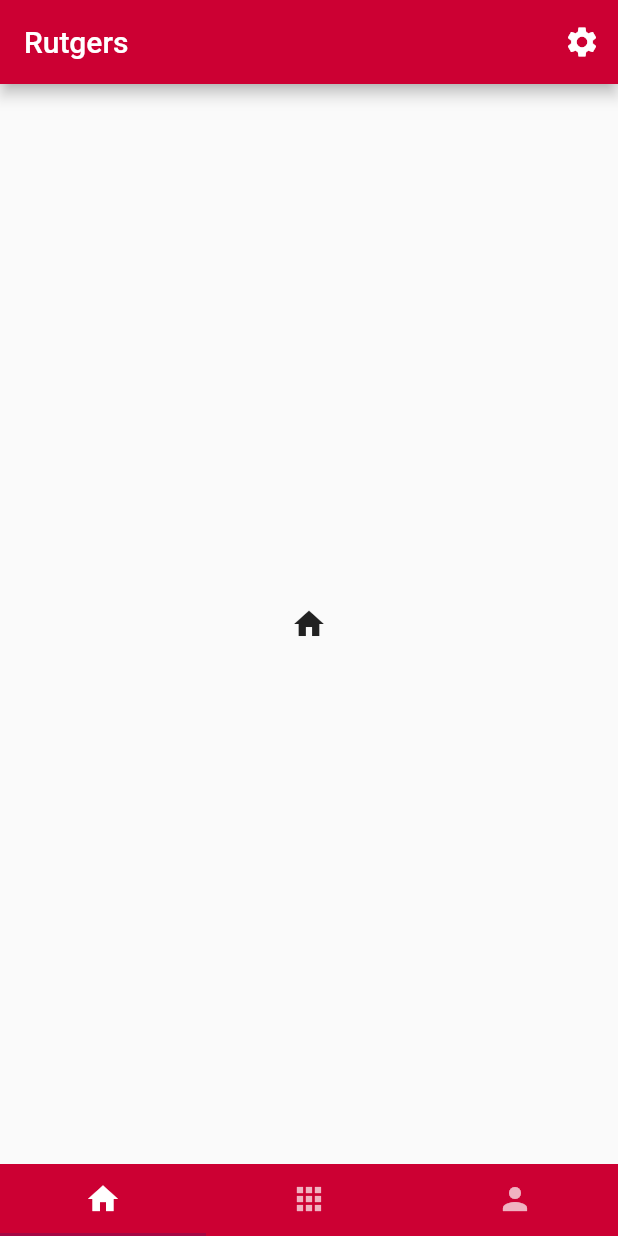
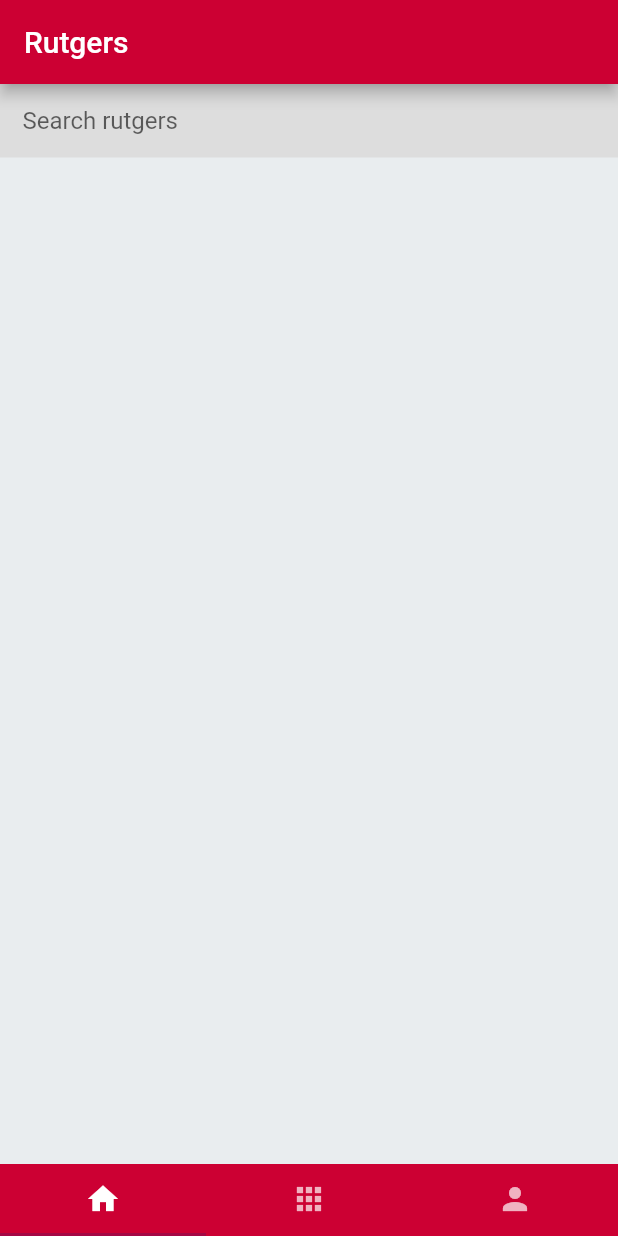
Before and after one commit to colinfwalsh/rutgers_flutter, a Flutter app: the screen it shows after launch, on a phone screen of 412 x 824 dp. Run offline on Flutter 3.47's test engine with Material 2 defaults, Android fonts, the phone set to English and light mode, and no system bars; missing offline and left inert: flutter_webview_plugin.

Commit message:
restructured navigation

```diff
--- a/lib/main.dart
+++ b/lib/main.dart
@@ -1,28 +1,13 @@
 import 'package:flutter/material.dart';
-import './screens/dashboard.dart';
+import './navigation.dart';
+import './theme.dart';
 
 void main() => runApp(MyApp());
-
-Map<int, Color> color =
-{
-50:Color.fromRGBO(136,14,79, .1),
-100:Color.fromRGBO(136,14,79, .2),
-200:Color.fromRGBO(136,14,79, .3),
-300:Color.fromRGBO(136,14,79, .4),
-400:Color.fromRGBO(136,14,79, .5),
-500:Color.fromRGBO(136,14,79, .6),
-600:Color.fromRGBO(136,14,79, .7),
-700:Color.fromRGBO(136,14,79, .8),
-800:Color.fromRGBO(136,14,79, .9),
-900:Color.fromRGBO(136,14,79, 1),
-};
-
 class MyApp extends StatelessWidget {
   // This widget is the root of your application.
   @override
   Widget build(BuildContext context) {
     return MaterialApp(
-      // title: 'Flutter Demo',
       theme: ThemeData(
         // This is the theme of your application.
         //
@@ -34,52 +19,9 @@ class MyApp extends StatelessWidget {
         // Notice that the counter didn't reset back to zero; the application
         // is not restarted.
 
-        primarySwatch: MaterialColor(0xffcc0033, color)
+        primarySwatch: ThemeColors.primary
       ),
-      home: DefaultTabController(
-        length: 3,
-        child: Scaffold(
-          appBar: AppBar(
-            // title: Text(title),
-            backgroundColor: const Color(0xffcc0033),
-            actions: <Widget>[
-              IconButton(
-                  icon: Icon(Icons.settings, color: Colors.white)
-              )
-            ],
-            title: Text('Rutgers')
-          ),
-          body: TabBarView(
-            children: [
-              Icon(Icons.home),
-              DashBoard(items: [
-                UserItem("Colin Walsh", "Undergrad", "assets/me.jpeg"),
-                ClassItem(),
-                ScheduleItem(),
-                DiningOptions(),
-                BusFavorites()
-              ]),
-              Icon(Icons.supervised_user_circle),
-            ],
-          ),
-          bottomNavigationBar: Container(
-            color: const Color(0xffcc0033),
-            child: new TabBar(
-              tabs: [
-                Tab(
-                  icon: new Icon(Icons.home),
-                ),
-                Tab(
-                  icon: new Icon(Icons.apps),
-                ),
-                Tab(
-                  icon: new Icon(Icons.person),
-                )
-              ]
-            ),
-          ),
-        ),
-      )
+      home: Navigation()
     );
   }
 }
--- /dev/null
+++ b/lib/navigation.dart
@@ -0,0 +1,79 @@
+import 'package:flutter/material.dart';
+import './theme.dart';
+
+// screens
+import './screens/home_screen.dart';
+import './screens/dashboard_screen.dart';
+import './screens/profile_screen.dart';
+
+
+class Navigation extends StatelessWidget {
+  @override
+  Widget build(BuildContext context) {
+    return MaterialApp(
+      // title: 'Flutter Demo',
+      theme: ThemeData(
+        // This is the theme of your application.
+        //
+        // Try running your application with "flutter run". You'll see the
+        // application has a blue toolbar. Then, without quitting the app, try
+        // changing the primarySwatch below to Colors.green and then invoke
+        // "hot reload" (press "r" in the console where you ran "flutter run",
+        // or simply save your changes to "hot reload" in a Flutter IDE).
+        // Notice that the counter didn't reset back to zero; the application
+        // is not restarted.
+
+        primarySwatch: ThemeColors.primary
+      ),
+      home: DefaultTabController(
+        length: 3,
+        child: Scaffold(
+          // appBar: AppBar(
+          //   backgroundColor: ThemeColors.primary,
+          //   title: Text('Rutgers'),
+          //   actions: <Widget>[
+          //     IconButton(
+          //       icon: Icon(Icons.settings, color: Colors.white),
+          //       onPressed: () {
+          //         Navigator.push(
+          //           context,
+          //           MaterialPageRoute(builder: (context) => SettingsPage()),
+          //         );
+          //       },
+          //     )
+          //   ]
+          // ),
+          body: TabBarView(
+            children: [
+              HomeScreen(),
+              DashboardScreen(items: [
+                UserItem("Colin Walsh", "Undergrad", "assets/me.jpeg"),
+                ClassItem(),
+                ScheduleItem(),
+                DiningOptions(),
+                BusFavorites()
+              ]),
+              ProfileScreen(),
+            ],
+          ),
+          bottomNavigationBar: Container(
+            color: ThemeColors.primary,
+            child: new TabBar(
+              tabs: [
+                Tab(
+                  icon: new Icon(Icons.home),
+                ),
+                Tab(
+                  icon: new Icon(Icons.apps),
+                ),
+                Tab(
+                  icon: new Icon(Icons.person),
+                )
+              ]
+            ),
+          ),
+        ),
+      )
+    );
+  }
+}
--- /dev/null
+++ b/lib/screens/home_screen.dart
@@ -0,0 +1,30 @@
+import 'package:flutter/material.dart';
+import '../theme.dart';
+
+class HomeScreen extends StatelessWidget {
+  @override
+  Widget build(BuildContext context) {
+    return Scaffold(
+      appBar: AppBar(
+        title: Text("Rutgers"),
+      ),
+      body: Container(
+        color: ThemeColors.background,
+        child: ListView(
+          children: [
+            Container(
+              color: Color(0xffDDDDDD),
+              child: TextField(
+                decoration: InputDecoration(
+                  border: InputBorder.none,
+                  contentPadding: const EdgeInsets.all(15.0),
+                  hintText: 'Search rutgers'
+                )
+              )
+            )
+          ]
+        )
+      )
+    );
+  }
+}
--- /dev/null
+++ b/lib/theme.dart
@@ -0,0 +1,20 @@
+import 'package:flutter/material.dart';
+
+Map<int, Color> color = {
+  50:Color.fromRGBO(136,14,79, .1),
+  100:Color.fromRGBO(136,14,79, .2),
+  200:Color.fromRGBO(136,14,79, .3),
+  300:Color.fromRGBO(136,14,79, .4),
+  400:Color.fromRGBO(136,14,79, .5),
+  500:Color.fromRGBO(136,14,79, .6),
+  600:Color.fromRGBO(136,14,79, .7),
+  700:Color.fromRGBO(136,14,79, .8),
+  800:Color.fromRGBO(136,14,79, .9),
+  900:Color.fromRGBO(136,14,79, 1),
+};
+
+@immutable
+class ThemeColors {
+  static final primary = MaterialColor(0xffcc0033, color);
+  static final background = Color(0xffE9EDEF);
+}
```
Also changed, not shown: lib/screens/dashboard_screen.dart (renamed from lib/screens/dashboard.dart, +16 -4 lines), lib/screens/profile_screen.dart (added, +32 -0 lines), lib/screens/settings_page.dart (added, +19 -0 lines), 34 other files.
